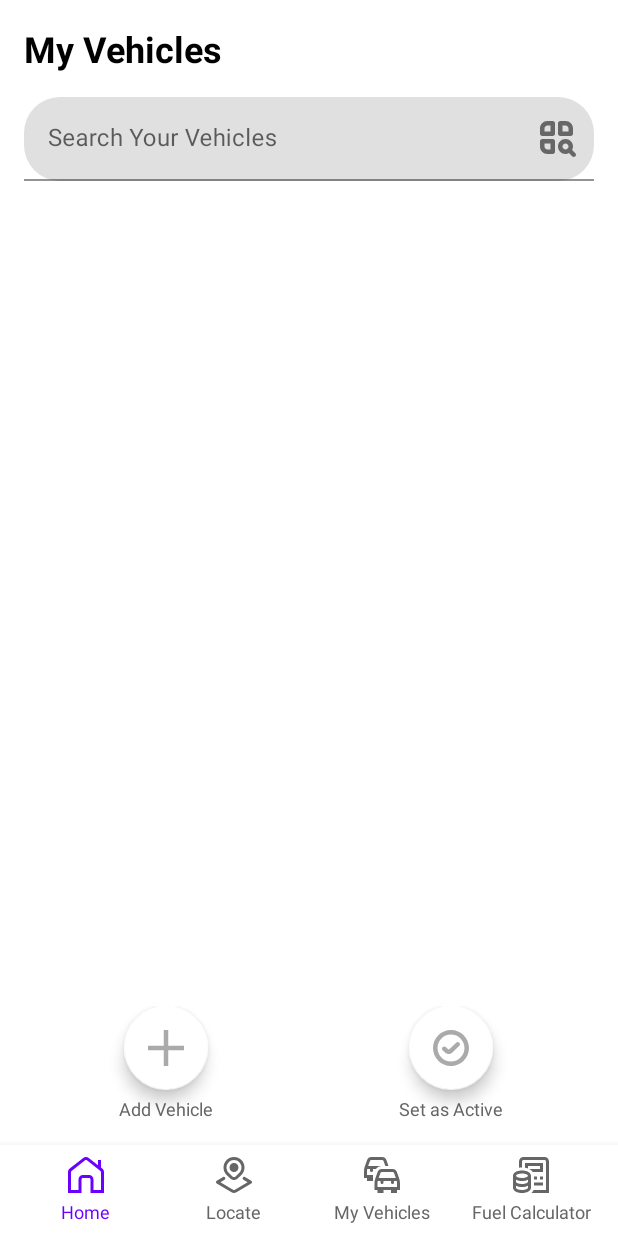
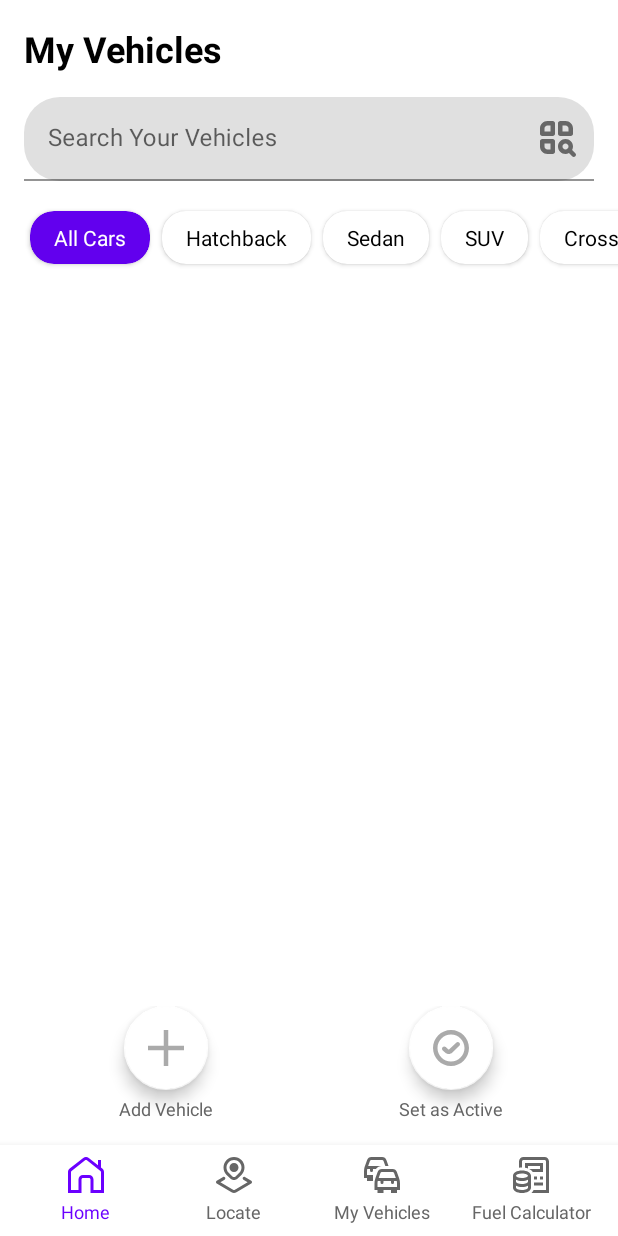
Before and after one commit to Duan-Muller/Fuel_Calculator_App, an Android app built with Jetpack Compose: the fragment MyVehiclesFragment placed in its activity, on a phone screen of 412 x 824 dp. Run offline under Robolectric (Android 15) with nearby library versions, the phone set to English and light mode, and no system bars; our stand-ins replace Firebase (no records; nobody signed in at launch, a user with empty details on screens opened directly).

```diff
--- a/app/src/main/java/com/example/fuelcalculator/data/repository/FirebaseAuthManager.kt
+++ b/app/src/main/java/com/example/fuelcalculator/data/repository/FirebaseAuthManager.kt
@@ -12,12 +12,6 @@ class FirebaseAuthManager {
 
     private val auth: FirebaseAuth = FirebaseAuth.getInstance()
     private val db = FirebaseFirestore.getInstance()
-
-    fun getCurrentUserId(): String? = auth.currentUser?.uid
-
-    fun requireCurrentUserId(): String {
-        return getCurrentUserId() ?: throw IllegalStateException("No authenticated user found")
-    }
 
     suspend fun signUp(username: String, email: String, password: String): Result<FirebaseUser> = withContext(
         Dispatchers.IO) {
@@ -80,6 +74,12 @@ class FirebaseAuthManager {
         }
     }
 
+    fun getCurrentUserId(): String? = auth.currentUser?.uid
+
+    fun requireCurrentUserId(): String {
+        return getCurrentUserId() ?: throw IllegalStateException("No authenticated user found")
+    }
+
     fun getCurrentUser(): FirebaseUser? = auth.currentUser
 
     fun signOut() {
--- /dev/null
+++ b/app/src/main/java/com/example/fuelcalculator/ui/common/Constants.kt
@@ -0,0 +1,21 @@
+package com.example.fuelcalculator.ui.common
+
+class Constants {
+}
+
+object VehicleCategories {
+    val CATEGORIES = listOf(
+        "All Cars",
+        "Hatchback",
+        "Sedan",
+        "SUV",
+        "Crossover",
+        "Pickup",
+        "Van",
+        "Wagon",
+        "Coupe",
+        "Convertible",
+        "Sports Car",
+        "Motorcycle",
+    )
+}
--- a/app/src/main/java/com/example/fuelcalculator/ui/vehicles/MyVehiclesFragment.kt
+++ b/app/src/main/java/com/example/fuelcalculator/ui/vehicles/MyVehiclesFragment.kt
@@ -18,6 +18,8 @@ import com.example.fuelcalculator.data.db.VehicleDBHelper
 import com.example.fuelcalculator.data.model.Vehicle
 import com.example.fuelcalculator.data.repository.FirebaseAuthManager
 import com.example.fuelcalculator.ui.auth.AuthActivity
+import com.example.fuelcalculator.ui.common.VehicleCategories
+import com.example.fuelcalculator.ui.vehicles.adapter.CategoryAdapter
 import com.example.fuelcalculator.ui.vehicles.adapter.VehicleAdapter
 import com.google.android.material.dialog.MaterialAlertDialogBuilder
 import com.google.android.material.floatingactionbutton.FloatingActionButton
@@ -25,6 +27,9 @@ import com.google.android.material.textfield.TextInputEditText
 import java.util.Calendar
 
 class MyVehiclesFragment : Fragment() {
+
+    private lateinit var categoryAdapter: CategoryAdapter
+    private var currentCategory: String = "All Cars"
 
     private val authManager = FirebaseAuthManager()
 
@@ -63,6 +68,17 @@ class MyVehiclesFragment : Fragment() {
     }
 
     private fun setupRecyclerView() {
+
+        categoryAdapter = CategoryAdapter { category ->
+            currentCategory = category
+            filterVehicles()
+        }
+
+        rvCategories.apply {
+            adapter = categoryAdapter
+            layoutManager = LinearLayoutManager(context, LinearLayoutManager.HORIZONTAL, false)
+        }
+
         vehicleAdapter = VehicleAdapter()
         rvVehicles.apply {
             adapter = vehicleAdapter
@@ -70,6 +86,24 @@ class MyVehiclesFragment : Fragment() {
             addItemDecoration(DividerItemDecoration(context, DividerItemDecoration.VERTICAL))
         }
     }
+
+    private fun filterVehicles() {
+        try {
+            val dbHelper = VehicleDBHelper(requireContext())
+            val allVehicles = dbHelper.getVehiclesForUser(authManager.requireCurrentUserId())
+
+            val filteredVehicles = when (currentCategory) {
+                "All Cars" -> allVehicles
+                else -> allVehicles.filter { it.vehicleType == currentCategory }
+            }
+
+            vehicleAdapter.submitList(filteredVehicles)
+        } catch (e: IllegalStateException) {
+            startActivity(Intent(requireContext(), AuthActivity::class.java))
+            requireActivity().finish()
+        }
+    }
+
 
     private fun setupClickListeners() {
         btnAddVehicle.setOnClickListener {
@@ -128,7 +162,7 @@ class MyVehiclesFragment : Fragment() {
 
     private fun validateInputs(dialogView: View): Boolean {
         val fuelType = dialogView.findViewById<AutoCompleteTextView>(R.id.spinnerFuelType).text.toString()
-        val vehicleType = dialogView.findViewById<TextInputEditText>(R.id.etVehicleType).text.toString()
+        val vehicleType = dialogView.findViewById<AutoCompleteTextView>(R.id.etVehicleType).text.toString()
         val brand = dialogView.findViewById<TextInputEditText>(R.id.etBrand).text.toString()
         val model = dialogView.findViewById<TextInputEditText>(R.id.etModel).text.toString()
         val engineSize = dialogView.findViewById<TextInputEditText>(R.id.etEngineSize).text.toString()
@@ -167,7 +201,7 @@ class MyVehiclesFragment : Fragment() {
             val vehicle = Vehicle(
                 userId = userId,
                 fuelType = dialogView.findViewById<AutoCompleteTextView>(R.id.spinnerFuelType).text.toString(),
-                vehicleType = dialogView.findViewById<TextInputEditText>(R.id.etVehicleType).text.toString(),
+                vehicleType = dialogView.findViewById<AutoCompleteTextView>(R.id.etVehicleType).text.toString(),
                 brand = dialogView.findViewById<TextInputEditText>(R.id.etBrand).text.toString(),
                 model = dialogView.findViewById<TextInputEditText>(R.id.etModel).text.toString(),
                 engineSize = dialogView.findViewById<TextInputEditText>(R.id.etEngineSize).text.toString(),
@@ -189,15 +223,7 @@ class MyVehiclesFragment : Fragment() {
     }
 
     private fun refreshVehicleList() {
-        try {
-            val dbHelper = VehicleDBHelper(requireContext())
-            val vehicles = dbHelper.getVehiclesForUser(authManager.requireCurrentUserId())
-            vehicleAdapter.submitList(vehicles)
-        } catch (e: IllegalStateException) {
-            // Handle not logged in case
-            startActivity(Intent(requireContext(), AuthActivity::class.java))
-            requireActivity().finish()
-        }
+        filterVehicles()
     }
 
     private fun setupDialogSpinners(dialogView: View) {
@@ -215,6 +241,13 @@ class MyVehiclesFragment : Fragment() {
         val regionSpinner = dialogView.findViewById<AutoCompleteTextView>(R.id.spinnerRegion)
         val regions = arrayOf("Inland", "Coastal")
         regionSpinner.setAdapter(ArrayAdapter(requireContext(), R.layout.dropdown_item, regions))
+
+        // Vehicle Type Spinner
+        val vehicleTypeSpinner = dialogView.findViewById<AutoCompleteTextView>(R.id.etVehicleType)
+        val categories = VehicleCategories.CATEGORIES.filter { it != "All Cars" }
+        vehicleTypeSpinner.setAdapter(
+            ArrayAdapter(requireContext(), R.layout.dropdown_item, categories)
+        )
     }
 
     private fun showError(message: String) {
--- /dev/null
+++ b/app/src/main/java/com/example/fuelcalculator/ui/vehicles/adapter/CategoryAdapter.kt
@@ -0,0 +1,59 @@
+package com.example.fuelcalculator.ui.vehicles.adapter
+
+import android.view.LayoutInflater
+import android.view.View
+import android.view.ViewGroup
+import android.widget.TextView
+import androidx.cardview.widget.CardView
+import androidx.core.content.ContextCompat
+import androidx.recyclerview.widget.RecyclerView
+import com.example.fuelcalculator.R
+import com.example.fuelcalculator.ui.common.VehicleCategories
+
+class CategoryAdapter(
+    private val onCategorySelected: (String) -> Unit
+) : RecyclerView.Adapter<CategoryAdapter.CategoryViewHolder>() {
+    private var selectedPosition = 0
+    private val categories = VehicleCategories.CATEGORIES
+
+    class CategoryViewHolder(itemView: View) : RecyclerView.ViewHolder(itemView) {
+        val categoryText: TextView = itemView.findViewById(R.id.tvCategory)
+        val categoryCard: CardView = itemView.findViewById(R.id.cardCategory)
+    }
+
+    override fun onCreateViewHolder(parent: ViewGroup, viewType: Int): CategoryViewHolder {
+        val view = LayoutInflater.from(parent.context)
+            .inflate(R.layout.item_category, parent, false)
+        return CategoryViewHolder(view)
+    }
+
+    override fun onBindViewHolder(holder: CategoryViewHolder, position: Int) {
+        val category = categories[position]
+        holder.categoryText.text = category
+
+        // Update selected state
+        holder.categoryCard.setCardBackgroundColor(
+            if (position == selectedPosition)
+                ContextCompat.getColor(holder.itemView.context, R.color.purple_500)
+            else
+                ContextCompat.getColor(holder.itemView.context, R.color.white)
+        )
+
+        holder.categoryText.setTextColor(
+            if (position == selectedPosition)
+                ContextCompat.getColor(holder.itemView.context, R.color.white)
+            else
+                ContextCompat.getColor(holder.itemView.context, R.color.black)
+        )
+
+        holder.itemView.setOnClickListener {
+            val previousSelected = selectedPosition
+            selectedPosition = holder.adapterPosition
+            notifyItemChanged(previousSelected)
+            notifyItemChanged(selectedPosition)
+            onCategorySelected(category)
+        }
+    }
+
+    override fun getItemCount() = categories.size
+}
--- a/app/src/main/res/layout/dialog_add_vehicle.xml
+++ b/app/src/main/res/layout/dialog_add_vehicle.xml
@@ -26,17 +26,18 @@
 
         <!-- Vehicle Type -->
         <com.google.android.material.textfield.TextInputLayout
-            style="@style/Widget.MaterialComponents.TextInputLayout.OutlinedBox"
+            android:id="@+id/vehicleTypeLayout"
+            style="@style/Widget.MaterialComponents.TextInputLayout.OutlinedBox.ExposedDropdownMenu"
             android:layout_width="match_parent"
             android:layout_height="wrap_content"
-            android:layout_marginTop="16dp"
+            android:layout_marginTop="8dp"
             android:hint="Vehicle Type">
 
-            <com.google.android.material.textfield.TextInputEditText
+            <AutoCompleteTextView
                 android:id="@+id/etVehicleType"
                 android:layout_width="match_parent"
                 android:layout_height="wrap_content"
-                android:inputType="text" />
+                android:inputType="none" />
 
         </com.google.android.material.textfield.TextInputLayout>
 
--- /dev/null
+++ b/app/src/main/res/layout/item_category.xml
@@ -0,0 +1,19 @@
+<?xml version="1.0" encoding="utf-8"?>
+<androidx.cardview.widget.CardView xmlns:android="http://schemas.android.com/apk/res/android"
+    xmlns:app="http://schemas.android.com/apk/res-auto"
+    android:id="@+id/cardCategory"
+    android:layout_width="wrap_content"
+    android:layout_height="wrap_content"
+    android:layout_margin="4dp"
+    app:cardCornerRadius="16dp"
+    app:cardElevation="2dp">
+
+    <TextView
+        android:id="@+id/tvCategory"
+        android:layout_width="wrap_content"
+        android:layout_height="wrap_content"
+        android:paddingHorizontal="16dp"
+        android:paddingVertical="8dp"
+        android:textSize="14sp" />
+
+</androidx.cardview.widget.CardView>
```
